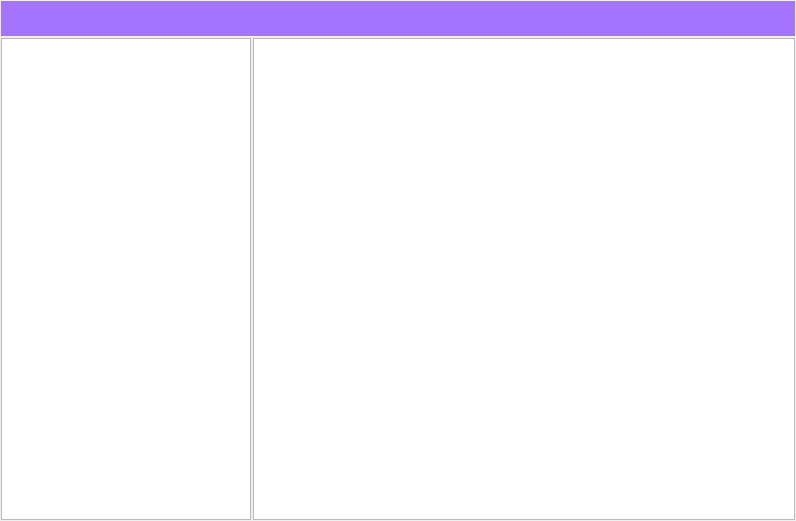
Before: the Qt Designer form ui/new/worker_list.ui in Meller008/CRM-Avi, drawn with Qt 5.
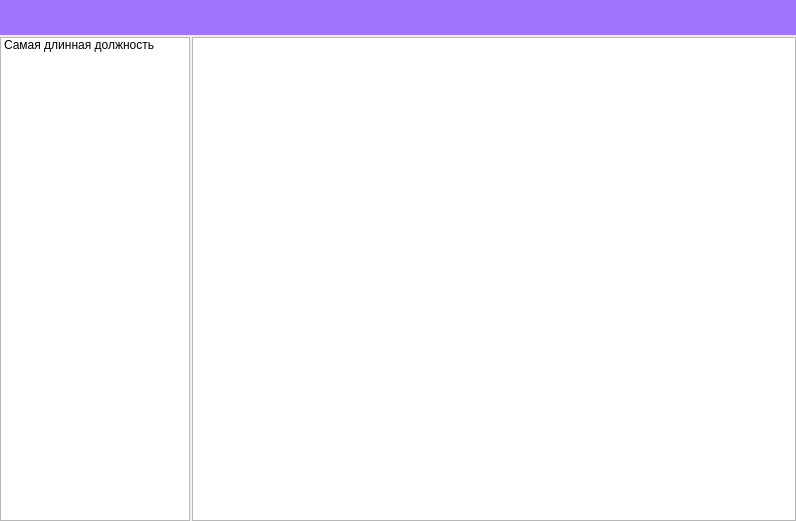
After: the same form once the commit is applied. Icons and pictures are not drawn.

Commit message: Работа - иконки

The edit to the form file:
```diff
--- a/ui/new/worker_list.ui
+++ b/ui/new/worker_list.ui
@@ -27,21 +27,21 @@
     <number>0</number>
    </property>
    <property name="spacing">
-    <number>2</number>
+    <number>0</number>
    </property>
    <item row="0" column="0">
     <layout class="QGridLayout" name="gridLayout_2" columnstretch="2,4">
      <property name="leftMargin">
-      <number>1</number>
+      <number>0</number>
      </property>
      <property name="topMargin">
-      <number>1</number>
+      <number>0</number>
      </property>
      <property name="rightMargin">
-      <number>1</number>
+      <number>0</number>
      </property>
      <property name="bottomMargin">
-      <number>1</number>
+      <number>0</number>
      </property>
      <property name="spacing">
       <number>2</number>
@@ -50,16 +50,21 @@
       <widget class="QListWidget" name="listWidget">
        <property name="minimumSize">
         <size>
-         <width>200</width>
+         <width>170</width>
          <height>0</height>
         </size>
        </property>
        <property name="maximumSize">
         <size>
-         <width>250</width>
+         <width>190</width>
          <height>16777215</height>
         </size>
        </property>
+       <item>
+        <property name="text">
+         <string>Самая длинная должность</string>
+        </property>
+       </item>
       </widget>
      </item>
      <item row="1" column="1">
@@ -86,13 +91,13 @@
         <widget class="QWidget" name="widget" native="true">
          <property name="minimumSize">
           <size>
-           <width>200</width>
+           <width>170</width>
            <height>35</height>
           </size>
          </property>
          <property name="maximumSize">
           <size>
-           <width>250</width>
+           <width>190</width>
            <height>35</height>
           </size>
          </property>
@@ -274,10 +279,10 @@
              <iconset>
               <normaloff>../../images/new_doc.png</normaloff>../../images/new_doc.png</iconset>
             </property>
-            <property name="iconSize">
+            <property name="maximumSize">
              <size>
-              <width>30</width>
-              <height>30</height>
+              <width>32</width>
+              <height>32</height>
              </size>
             </property>
            </widget>
@@ -303,10 +308,10 @@
              <iconset>
               <normaloff>../../images/edit_doc.png</normaloff>../../images/edit_doc.png</iconset>
             </property>
-            <property name="iconSize">
+            <property name="maximumSize">
              <size>
-              <width>30</width>
-              <height>30</height>
+              <width>32</width>
+              <height>32</height>
              </size>
             </property>
            </widget>
@@ -332,10 +337,10 @@
              <iconset>
               <normaloff>../../images/del_doc.png</normaloff>../../images/del_doc.png</iconset>
             </property>
-            <property name="iconSize">
+            <property name="maximumSize">
              <size>
-              <width>30</width>
-              <height>30</height>
+              <width>32</width>
+              <height>32</height>
              </size>
             </property>
            </widget>
```
Left out of the diff: 85 changed lines with no effect on the pictures. The commit also changes 1 other file.
